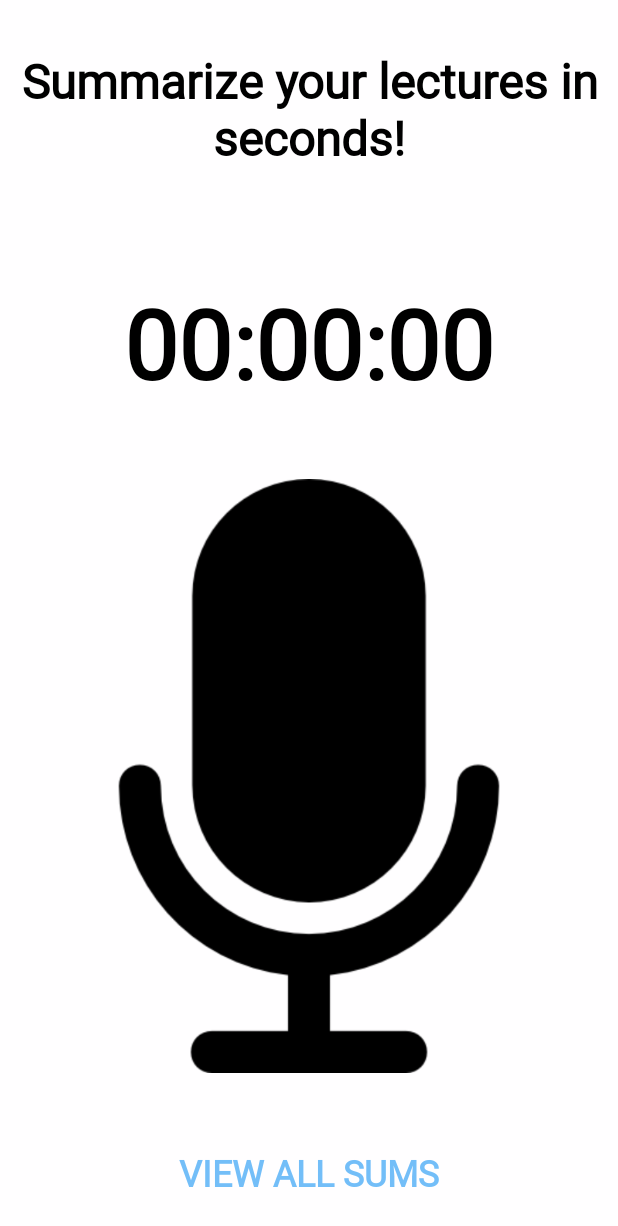
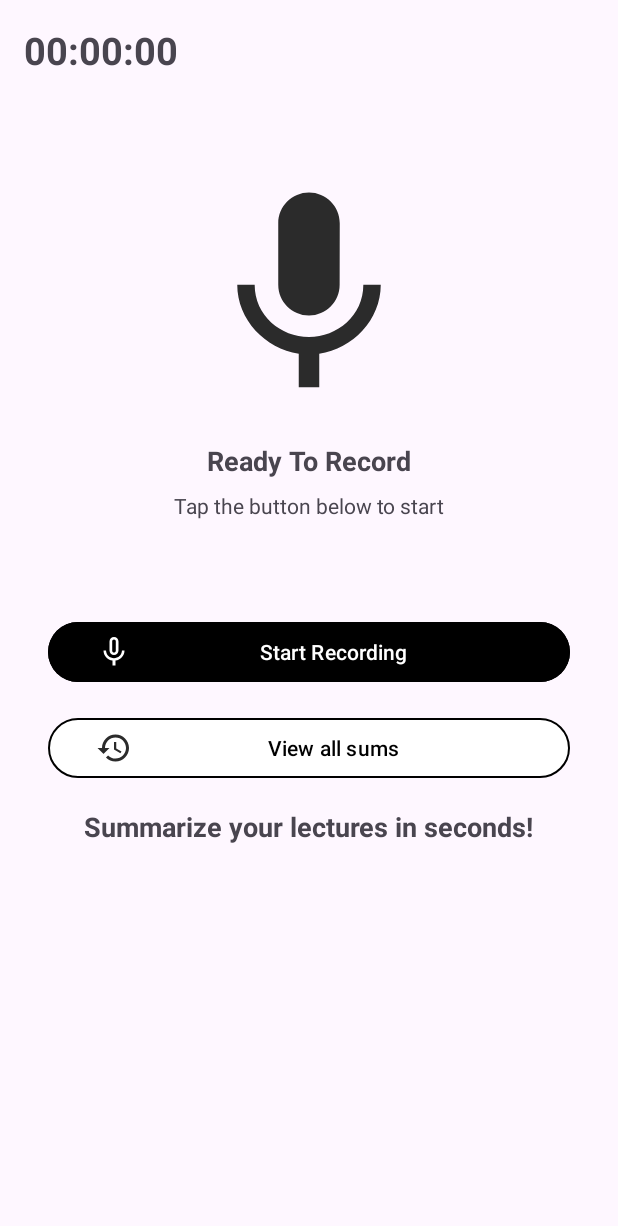
Before and after one commit to RoboGlikman/Summit, an Android app: the screen it shows after launch (MainActivity), on a phone screen of 412 x 824 dp. Shown: the top 1226 px of the screen. Run offline under Robolectric (Android 15) with nearby library versions, the phone set to English and light mode, and no system bars; libraries missing offline, so code that uses them is left out: com.chaquo.python.

Commit message:
changed entire homepage ui

```diff
--- a/app/src/main/java/com/example/summit/MainFragment.java
+++ b/app/src/main/java/com/example/summit/MainFragment.java
@@ -58,8 +58,6 @@ public class MainFragment extends Fragment {
     private TextView timeSpanTv;
     private static final String PERMISSION_RECORD_AUDIO = Manifest.permission.RECORD_AUDIO;
     private static final String PERMISSION_POST_NOTIFICATIONS = Manifest.permission.POST_NOTIFICATIONS;
-    private ImageView recordImage;
-    private Button viewAllSumsBtn;
     private String recognizedText = "";
 
     private final Runnable runnable = new Runnable() {
@@ -94,11 +92,11 @@ public class MainFragment extends Fragment {
     public View onCreateView(@NonNull LayoutInflater inflater, @Nullable ViewGroup container, @Nullable Bundle savedInstanceState) {
         View root = inflater.inflate(R.layout.main_fragment, container, false);
 
-        recordImage = root.findViewById(R.id.recordImg);
-        viewAllSumsBtn = root.findViewById(R.id.view_all_sums_btn);
+        Button recordBtn = root.findViewById(R.id.record_btn);
+        Button viewAllSumsBtn = root.findViewById(R.id.view_all_sums_btn);
 
         handler = new Handler(Looper.getMainLooper());
-        timeSpanTv = root.findViewById(R.id.time_span_tv);
+        timeSpanTv = root.findViewById(R.id.timespan_tv);
 
         IntentFilter filter1 = new IntentFilter("com.example.summit.RECORDING_DONE");
         LocalBroadcastManager.getInstance(requireContext()).registerReceiver(doneReceiver, filter1);
@@ -106,12 +104,10 @@ public class MainFragment extends Fragment {
         IntentFilter filter2 = new IntentFilter("com.example.summit.GOT_RESULT");
         LocalBroadcastManager.getInstance(requireContext()).registerReceiver(resultReceiver, filter2);
 
-        recordImage.setOnClickListener(new View.OnClickListener() {
+        recordBtn.setOnClickListener(new View.OnClickListener() {
             @Override
             public void onClick(View v) {
                     if (isRecording) {
-                        recordImage.setImageResource(R.drawable.record_img);
-
                         timeBuff += millisecond;
                         handler.removeCallbacks(runnable);
                         resetStopwatch();
@@ -130,7 +126,6 @@ public class MainFragment extends Fragment {
                         if (ContextCompat.checkSelfPermission(getActivity(), PERMISSION_RECORD_AUDIO) == PackageManager.PERMISSION_GRANTED
                         && ContextCompat.checkSelfPermission(getActivity(), PERMISSION_POST_NOTIFICATIONS) == PackageManager.PERMISSION_GRANTED){
 
-                            recordImage.setImageResource(R.drawable.stop_record_btn);
 
                             startTime = SystemClock.uptimeMillis();
                             handler.postDelayed(runnable, 0);
@@ -174,7 +169,7 @@ public class MainFragment extends Fragment {
                 if (recognizedText != null){
                     /*
                     if (!Python.isStarted()){
-                    Python.start(new AndroidPlatform(getActivity()));
+                        Python.start(new AndroidPlatform(getActivity()));
                     }
 
                     Python py = Python.getInstance();
@@ -185,7 +180,7 @@ public class MainFragment extends Fragment {
                     bundle.putString("SummaryText", recognizedText); //! CHANGE recognized text to summaryText
                     recognizedText = "";
 
-                   try { //* definitely catches exception, though somehow works.
+                   try { //! definitely catches exception, though somehow works.
                        Navigation.findNavController(requireActivity(), R.id.nav_host_fragment).navigate(R.id.action_mainFragment_to_saveSumFragment, bundle);
                    } catch (IllegalArgumentException e){
                        Log.e("MainFragment", "Navigation Failed: " + e.getMessage());
@@ -211,7 +206,6 @@ public class MainFragment extends Fragment {
         timeSpanTv.setText("00:00:00");
     }
 
-
     @Override
     public void onDestroy() {
         super.onDestroy();
--- a/app/src/main/java/com/example/summit/RecordingService.java
+++ b/app/src/main/java/com/example/summit/RecordingService.java
@@ -117,7 +117,6 @@ public class RecordingService extends Service {
                     LocalBroadcastManager.getInstance(RecordingService.this).sendBroadcast(intent);
                     hasProcessedResult = true;
                 }
-
             }
 
             @Override
@@ -155,7 +154,6 @@ public class RecordingService extends Service {
         if (isRecording) return;
         isRecording = true;
 
-        // Set up the recognizer intent for Speech-to-Text
         Intent recognizerIntent = new Intent(RecognizerIntent.ACTION_RECOGNIZE_SPEECH);
         recognizerIntent.putExtra(RecognizerIntent.EXTRA_LANGUAGE_MODEL, RecognizerIntent.LANGUAGE_MODEL_FREE_FORM);
         recognizerIntent.putExtra(RecognizerIntent.EXTRA_CALLING_PACKAGE, getPackageName());
--- /dev/null
+++ b/app/src/main/res/drawable/baseline_history_24.xml
@@ -0,0 +1,5 @@
+<vector android:height="24dp" android:tint="#2B2B2B"
+    android:viewportHeight="24" android:viewportWidth="24"
+    android:width="24dp" xmlns:android="http://schemas.android.com/apk/res/android">
+    <path android:fillColor="@android:color/white" android:pathData="M13,3c-4.97,0 -9,4.03 -9,9L1,12l3.89,3.89 0.07,0.14L9,12L6,12c0,-3.87 3.13,-7 7,-7s7,3.13 7,7 -3.13,7 -7,7c-1.93,0 -3.68,-0.79 -4.94,-2.06l-1.42,1.42C8.27,19.99 10.51,21 13,21c4.97,0 9,-4.03 9,-9s-4.03,-9 -9,-9zM12,8v5l4.28,2.54 0.72,-1.21 -3.5,-2.08L13.5,8L12,8z"/>
+</vector>
--- /dev/null
+++ b/app/src/main/res/drawable/baseline_mic_none_24.xml
@@ -0,0 +1,5 @@
+<vector android:height="24dp" android:tint="#FFFFFF"
+    android:viewportHeight="24" android:viewportWidth="24"
+    android:width="24dp" xmlns:android="http://schemas.android.com/apk/res/android">
+    <path android:fillColor="@android:color/white" android:pathData="M12,14c1.66,0 2.99,-1.34 2.99,-3L15,5c0,-1.66 -1.34,-3 -3,-3S9,3.34 9,5v6c0,1.66 1.34,3 3,3zM10.8,4.9c0,-0.66 0.54,-1.2 1.2,-1.2 0.66,0 1.2,0.54 1.2,1.2l-0.01,6.2c0,0.66 -0.53,1.2 -1.19,1.2 -0.66,0 -1.2,-0.54 -1.2,-1.2L10.8,4.9zM17.3,11c0,3 -2.54,5.1 -5.3,5.1S6.7,14 6.7,11L5,11c0,3.41 2.72,6.23 6,6.72L11,21h2v-3.28c3.28,-0.48 6,-3.3 6,-6.72h-1.7z"/>
+</vector>
--- a/app/src/main/res/layout/main_fragment.xml
+++ b/app/src/main/res/layout/main_fragment.xml
@@ -1,72 +1,104 @@
 <?xml version="1.0" encoding="utf-8"?>
-<RelativeLayout xmlns:android="http://schemas.android.com/apk/res/android"
+<androidx.constraintlayout.widget.ConstraintLayout xmlns:android="http://schemas.android.com/apk/res/android"
+    xmlns:app="http://schemas.android.com/apk/res-auto"
+    xmlns:tools="http://schemas.android.com/tools"
     android:layout_width="match_parent"
     android:layout_height="match_parent"
-    xmlns:app="http://schemas.android.com/apk/res-auto"
-    xmlns:tools="http://schemas.android.com/tools"
-    tools:context=".MainFragment"
-    android:background="@color/default_background_color">
+    tools:context=".MainActivity">
 
-     <TextView
-        android:layout_marginTop="24dp"
-        android:padding="8dp"
+    <TextView
+        android:id="@+id/timespan_tv"
         android:layout_width="wrap_content"
         android:layout_height="wrap_content"
-        android:textSize="32sp"
-        android:text="@string/sum_meetings_homepage_tv"
-        android:gravity="center"
-        android:fontFamily="@font/anonymous_pro"
+        android:layout_marginStart="16dp"
+        android:layout_marginTop="16dp"
+        android:text="00:00:00"
+        android:textSize="25sp"
         android:textStyle="bold"
-        android:textColor="@color/black"
-        android:layout_gravity="center"
-        android:id="@+id/general_tv"/>
+        app:layout_constraintStart_toStartOf="parent"
+        app:layout_constraintTop_toTopOf="parent" />
 
+    <ImageView
+        android:id="@+id/imageViewMic"
+        android:layout_width="wrap_content"
+        android:layout_height="wrap_content"
+        android:layout_marginTop="64dp"
+        android:src="@drawable/baseline_mic_24"
+        app:layout_constraintEnd_toEndOf="parent"
+        app:layout_constraintStart_toStartOf="parent"
+        android:contentDescription="Microphone"
+        app:layout_constraintTop_toBottomOf="@id/timespan_tv"/>
 
     <TextView
-        android:layout_width="match_parent"
-        android:layout_height="wrap_content"
-        android:layout_above="@id/someLayout"
-        android:text="00:00:00"
-        android:gravity="center"
-        android:fontFamily="@font/anonymous_pro"
-        android:textStyle="bold"
-        android:layout_marginBottom="32dp"
-        android:textSize="64sp"
-        android:textColor="@color/black"
-        android:id="@+id/time_span_tv" />
-
-    <LinearLayout
+        android:id="@+id/textViewReady"
         android:layout_width="wrap_content"
         android:layout_height="wrap_content"
-        android:orientation="vertical"
-        android:padding="8dp"
-        android:id="@+id/someLayout"
-        android:layout_above="@id/view_all_sums_btn"
-        android:layout_marginBottom="32dp"
-        android:layout_marginTop="8dp">
+        android:layout_marginTop="16dp"
+        android:text="@string/ready_to_record"
+        android:textSize="18sp"
+        android:textStyle="bold"
+        app:layout_constraintEnd_toEndOf="parent"
+        app:layout_constraintStart_toStartOf="parent"
+        app:layout_constraintTop_toBottomOf="@+id/imageViewMic" />
 
+    <TextView
+        android:id="@+id/textViewTap"
+        android:layout_width="wrap_content"
+        android:layout_height="wrap_content"
+        android:layout_marginTop="8dp"
+        android:text="@string/tap_btn_below_start"
+        app:layout_constraintEnd_toEndOf="parent"
+        app:layout_constraintStart_toStartOf="parent"
+        app:layout_constraintTop_toBottomOf="@+id/textViewReady" />
 
-        <ImageView
-            android:layout_width="wrap_content"
-            android:layout_height="wrap_content"
-            android:src="@drawable/record_img"
-            android:id="@+id/recordImg"
-            android:adjustViewBounds="true"/>
-    </LinearLayout>
+    <Button
+        android:id="@+id/record_btn"
+        android:layout_width="0dp"
+        android:layout_height="wrap_content"
+        android:layout_marginStart="32dp"
+        android:layout_marginTop="64dp"
+        android:layout_marginEnd="32dp"
+        android:backgroundTint="#000000"
+        android:drawableLeft="@drawable/baseline_mic_none_24"
+        android:paddingStart="32dp"
+        android:paddingEnd="32dp"
+        android:text="@string/start_recording"
+        android:textColor="#FFFFFF"
+        app:layout_constraintEnd_toEndOf="parent"
+        app:layout_constraintStart_toStartOf="parent"
+        app:layout_constraintTop_toBottomOf="@+id/textViewTap" />
 
 
     <Button
-        style="@style/Widget.AppCompat.Button.Borderless.Colored"
-        android:textSize="24sp"
-        android:layout_marginBottom="16dp"
-        android:layout_width="match_parent"
+        android:id="@+id/view_all_sums_btn"
+        android:layout_width="0dp"
         android:layout_height="wrap_content"
-        android:layout_alignParentBottom="true"
+        android:layout_marginStart="32dp"
+        android:layout_marginTop="16dp"
+        android:layout_marginEnd="32dp"
+        android:backgroundTint="#FFFFFF"
+        android:drawableLeft="@drawable/baseline_history_24"
+        android:paddingStart="32dp"
+        android:paddingEnd="32dp"
         android:text="@string/view_all_sums"
-        android:fontFamily="@font/anonymous_pro"
-        android:id="@+id/view_all_sums_btn"
+        android:textColor="#000000"
+        app:layout_constraintEnd_toEndOf="parent"
+        app:layout_constraintStart_toStartOf="parent"
+        app:layout_constraintTop_toBottomOf="@+id/record_btn"
+        app:strokeColor="#000000"
+        app:strokeWidth="1dp" />
+
+    <TextView
+        android:layout_width="wrap_content"
+        android:layout_height="wrap_content"
+        app:layout_constraintTop_toBottomOf="@id/view_all_sums_btn"
+        android:layout_marginTop="16dp"
+        android:layout_marginStart="32dp"
+        android:layout_marginEnd="32dp"
+        android:text="@string/sum_meetings_homepage_tv"
+        android:textSize="18sp"
         android:textStyle="bold"
-        android:textColor="@color/default_btn_color" />
+        app:layout_constraintEnd_toEndOf="parent"
+        app:layout_constraintStart_toStartOf="parent"/>
 
-
-</RelativeLayout>
+</androidx.constraintlayout.widget.ConstraintLayout>
--- a/app/src/main/res/values/strings.xml
+++ b/app/src/main/res/values/strings.xml
@@ -18,4 +18,7 @@
     <string name="no">no</string>
     <string name="send_email_using">Send email using:</string>
     <string name="no_email_client_installed">no email client installed</string>
+    <string name="ready_to_record">Ready To Record</string>
+    <string name="tap_btn_below_start">Tap the button below to start</string>
+    <string name="start_recording">Start Recording</string>
 </resources>
```
Also changed, not shown: 1 other file.
